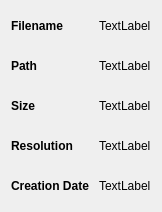
minils/EasySlideshow, file ui/detailsdialog.ui: the form before one commit.
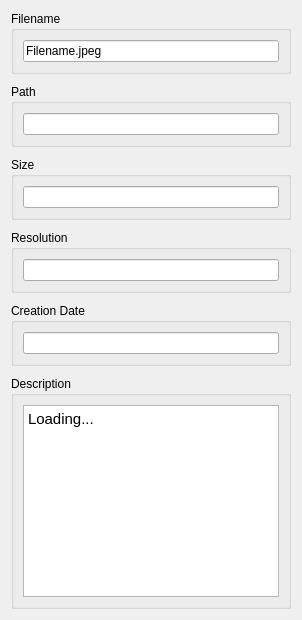
The form after the commit. Icons and pictures are not drawn.

```diff
--- a/ui/detailsdialog.ui
+++ b/ui/detailsdialog.ui
@@ -6,8 +6,8 @@
    <rect>
     <x>0</x>
     <y>0</y>
-    <width>194</width>
-    <height>212</height>
+    <width>395</width>
+    <height>673</height>
    </rect>
   </property>
   <property name="sizePolicy">
@@ -31,7 +31,7 @@
     <enum>QLayout::SetFixedSize</enum>
    </property>
    <item>
-    <layout class="QHBoxLayout" name="horizontalLayout" stretch="0,0,1">
+    <layout class="QHBoxLayout" name="horizontalLayout" stretch="0">
      <property name="spacing">
       <number>0</number>
      </property>
@@ -44,226 +44,115 @@
         <number>10</number>
        </property>
        <property name="sizeConstraint">
-        <enum>QLayout::SetMinimumSize</enum>
+        <enum>QLayout::SetDefaultConstraint</enum>
        </property>
        <item>
-        <widget class="QLabel" name="label">
-         <property name="sizePolicy">
-          <sizepolicy hsizetype="Minimum" vsizetype="Minimum">
-           <horstretch>0</horstretch>
-           <verstretch>0</verstretch>
-          </sizepolicy>
-         </property>
-         <property name="styleSheet">
-          <string notr="true">QLabel {
-  font-weight: bold;
-}</string>
-         </property>
-         <property name="locale">
-          <locale language="English" country="UnitedStates"/>
-         </property>
-         <property name="text">
+        <widget class="QGroupBox" name="groupBox">
+         <property name="title">
           <string>Filename</string>
          </property>
+         <layout class="QVBoxLayout" name="verticalLayout_4">
+          <item>
+           <widget class="QLineEdit" name="filenameLineEdit">
+            <property name="text">
+             <string>Filename.jpeg</string>
+            </property>
+            <property name="readOnly">
+             <bool>true</bool>
+            </property>
+           </widget>
+          </item>
+         </layout>
         </widget>
        </item>
        <item>
-        <widget class="QLabel" name="label_2">
-         <property name="sizePolicy">
-          <sizepolicy hsizetype="Minimum" vsizetype="Minimum">
-           <horstretch>0</horstretch>
-           <verstretch>0</verstretch>
-          </sizepolicy>
-         </property>
-         <property name="styleSheet">
-          <string notr="true">QLabel {
-  font-weight: bold;
-}</string>
-         </property>
-         <property name="locale">
-          <locale language="English" country="UnitedStates"/>
-         </property>
-         <property name="text">
+        <widget class="QGroupBox" name="groupBox_2">
+         <property name="title">
           <string>Path</string>
          </property>
+         <layout class="QVBoxLayout" name="verticalLayout_5">
+          <item>
+           <widget class="QLineEdit" name="pathLineEdit">
+            <property name="readOnly">
+             <bool>true</bool>
+            </property>
+           </widget>
+          </item>
+         </layout>
         </widget>
        </item>
        <item>
-        <widget class="QLabel" name="label_3">
-         <property name="sizePolicy">
-          <sizepolicy hsizetype="Minimum" vsizetype="Minimum">
-           <horstretch>0</horstretch>
-           <verstretch>0</verstretch>
-          </sizepolicy>
-         </property>
-         <property name="styleSheet">
-          <string notr="true">QLabel {
-  font-weight: bold;
-}</string>
-         </property>
-         <property name="locale">
-          <locale language="English" country="UnitedStates"/>
-         </property>
-         <property name="text">
+        <widget class="QGroupBox" name="groupBox_3">
+         <property name="title">
           <string>Size</string>
          </property>
+         <layout class="QVBoxLayout" name="verticalLayout_6">
+          <item>
+           <widget class="QLineEdit" name="sizeLineEdit">
+            <property name="readOnly">
+             <bool>true</bool>
+            </property>
+           </widget>
+          </item>
+         </layout>
         </widget>
        </item>
        <item>
-        <widget class="QLabel" name="label_4">
-         <property name="sizePolicy">
-          <sizepolicy hsizetype="Minimum" vsizetype="Minimum">
-           <horstretch>0</horstretch>
-           <verstretch>0</verstretch>
-          </sizepolicy>
-         </property>
-         <property name="styleSheet">
-          <string notr="true">QLabel {
-  font-weight: bold;
-}</string>
-         </property>
-         <property name="locale">
-          <locale language="English" country="UnitedStates"/>
-         </property>
-         <property name="text">
+        <widget class="QGroupBox" name="groupBox_4">
+         <property name="title">
           <string>Resolution</string>
          </property>
+         <layout class="QVBoxLayout" name="verticalLayout_7">
+          <item>
+           <widget class="QLineEdit" name="resolutionLineEdit">
+            <property name="readOnly">
+             <bool>true</bool>
+            </property>
+           </widget>
+          </item>
+         </layout>
         </widget>
        </item>
        <item>
-        <widget class="QLabel" name="label_5">
-         <property name="styleSheet">
-          <string notr="true">QLabel {
-  font-weight: bold;
-}</string>
-         </property>
-         <property name="locale">
-          <locale language="English" country="UnitedStates"/>
-         </property>
-         <property name="text">
+        <widget class="QGroupBox" name="groupBox_5">
+         <property name="title">
           <string>Creation Date</string>
          </property>
+         <layout class="QVBoxLayout" name="verticalLayout_8">
+          <item>
+           <widget class="QLineEdit" name="creationLineEdit">
+            <property name="sizePolicy">
+             <sizepolicy hsizetype="Expanding" vsizetype="Fixed">
+              <horstretch>0</horstretch>
+              <verstretch>0</verstretch>
+             </sizepolicy>
+            </property>
+            <property name="readOnly">
+             <bool>true</bool>
+            </property>
+           </widget>
+          </item>
+         </layout>
         </widget>
        </item>
-      </layout>
-     </item>
-     <item>
-      <spacer name="horizontalSpacer">
-       <property name="orientation">
-        <enum>Qt::Horizontal</enum>
-       </property>
-       <property name="sizeType">
-        <enum>QSizePolicy::Fixed</enum>
-       </property>
-       <property name="sizeHint" stdset="0">
-        <size>
-         <width>10</width>
-         <height>20</height>
-        </size>
-       </property>
-      </spacer>
-     </item>
-     <item>
-      <layout class="QVBoxLayout" name="verticalLayout_3">
-       <property name="spacing">
-        <number>10</number>
-       </property>
-       <property name="sizeConstraint">
-        <enum>QLayout::SetMinimumSize</enum>
-       </property>
        <item>
-        <widget class="QLabel" name="filenameLineEdit">
-         <property name="minimumSize">
-          <size>
-           <width>0</width>
-           <height>30</height>
-          </size>
+        <widget class="QGroupBox" name="groupBox_6">
+         <property name="title">
+          <string>Description</string>
          </property>
-         <property name="cursor">
-          <cursorShape>IBeamCursor</cursorShape>
-         </property>
-         <property name="text">
-          <string>TextLabel</string>
-         </property>
-         <property name="textInteractionFlags">
-          <set>Qt::LinksAccessibleByMouse|Qt::TextSelectableByMouse</set>
-         </property>
-        </widget>
-       </item>
-       <item>
-        <widget class="QLabel" name="pathLineEdit">
-         <property name="minimumSize">
-          <size>
-           <width>0</width>
-           <height>30</height>
-          </size>
-         </property>
-         <property name="cursor">
-          <cursorShape>IBeamCursor</cursorShape>
-         </property>
-         <property name="text">
-          <string>TextLabel</string>
-         </property>
-         <property name="textInteractionFlags">
-          <set>Qt::LinksAccessibleByMouse|Qt::TextSelectableByMouse</set>
-         </property>
-        </widget>
-       </item>
-       <item>
-        <widget class="QLabel" name="sizeLineEdit">
-         <property name="minimumSize">
-          <size>
-           <width>0</width>
-           <height>30</height>
-          </size>
-         </property>
-         <property name="cursor">
-          <cursorShape>IBeamCursor</cursorShape>
-         </property>
-         <property name="text">
-          <string>TextLabel</string>
-         </property>
-         <property name="textInteractionFlags">
-          <set>Qt::LinksAccessibleByMouse|Qt::TextSelectableByMouse</set>
-         </property>
-        </widget>
-       </item>
-       <item>
-        <widget class="QLabel" name="resolutionLineEdit">
-         <property name="minimumSize">
-          <size>
-           <width>0</width>
-           <height>30</height>
-          </size>
-         </property>
-         <property name="cursor">
-          <cursorShape>IBeamCursor</cursorShape>
-         </property>
-         <property name="text">
-          <string>TextLabel</string>
-         </property>
-         <property name="textInteractionFlags">
-          <set>Qt::LinksAccessibleByMouse|Qt::TextSelectableByMouse</set>
-         </property>
-        </widget>
-       </item>
-       <item>
-        <widget class="QLabel" name="creationLineEdit">
-         <property name="minimumSize">
-          <size>
-           <width>0</width>
-           <height>30</height>
-          </size>
-         </property>
-         <property name="cursor">
-          <cursorShape>IBeamCursor</cursorShape>
-         </property>
-         <property name="text">
-          <string>TextLabel</string>
-         </property>
-         <property name="textInteractionFlags">
-          <set>Qt::LinksAccessibleByMouse|Qt::TextSelectableByMouse</set>
-         </property>
+         <layout class="QVBoxLayout" name="verticalLayout_9">
+          <item>
+           <widget class="QTextBrowser" name="description">
+            <property name="html">
+             <string>&lt;!DOCTYPE HTML PUBLIC &quot;-//W3C//DTD HTML 4.0//EN&quot; &quot;http://www.w3.org/TR/REC-html40/strict.dtd&quot;&gt;
+&lt;html&gt;&lt;head&gt;&lt;meta name=&quot;qrichtext&quot; content=&quot;1&quot; /&gt;&lt;style type=&quot;text/css&quot;&gt;
+p, li { white-space: pre-wrap; }
+&lt;/style&gt;&lt;/head&gt;&lt;body style=&quot; font-family:'Cantarell'; font-size:11pt; font-weight:400; font-style:normal;&quot;&gt;
+&lt;p style=&quot; margin-top:0px; margin-bottom:0px; margin-left:0px; margin-right:0px; -qt-block-indent:0; text-indent:0px;&quot;&gt;Loading...&lt;/p&gt;&lt;/body&gt;&lt;/html&gt;</string>
+            </property>
+           </widget>
+          </item>
+         </layout>
         </widget>
        </item>
       </layout>
```
